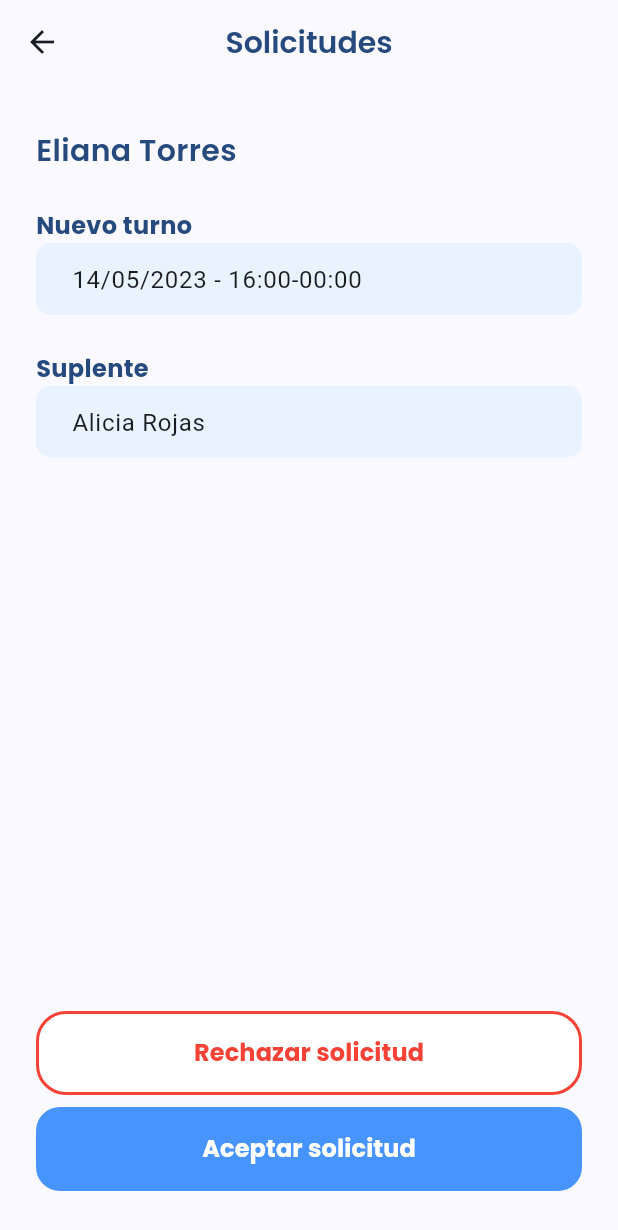
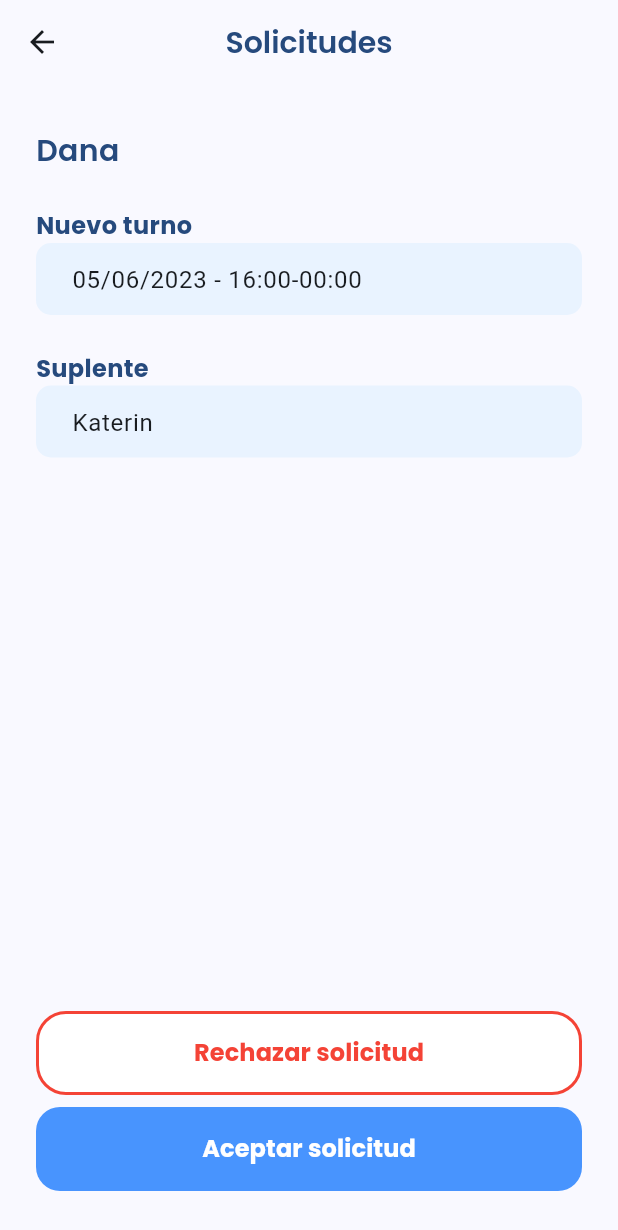
Before and after one commit to lucas1619/calenurse_app, a Flutter app: the ScheduleRequestDetail screen opened by its route, on a phone screen of 412 x 824 dp. Shown: the top 1230 px of the screen. Run offline on Flutter 3.47's test engine with Material 3 defaults, Android fonts, the phone set to English and light mode, and no system bars; our stand-ins replace date_picker_timeline, google_fonts, google_nav_bar.

Commit message:
solicitud_cambio

```diff
--- a/lib/components/card/schedule_boss_card.dart
+++ b/lib/components/card/schedule_boss_card.dart
@@ -14,7 +14,7 @@ class ScheduleBossCard extends StatelessWidget {
         borderSide: BorderSide.none,
       ),
       title: const Text(
-        'Eliana Torres',
+        'Dana',
         style: TextStyle(
           color: Color(0xFF264A7D),
           fontSize: 13,
--- a/lib/pages/schedule/schedule_boss_so_tab.dart
+++ b/lib/pages/schedule/schedule_boss_so_tab.dart
@@ -31,7 +31,7 @@ class _ScheduleBossSolsTabState extends State<ScheduleBossSolsTab> {
               child: ListView.separated(
                 itemBuilder: (context, i) => const ScheduleBossCard(),
                 separatorBuilder: (_, __) => const SizedBox(height: 10),
-                itemCount: 5,
+                itemCount: 1,
               ),
             )
           ],
--- a/lib/pages/schedule/schedule_request_detail.dart
+++ b/lib/pages/schedule/schedule_request_detail.dart
@@ -12,8 +12,8 @@ class _ScheduleRequestDetailState extends State<ScheduleRequestDetail> {
   final lastScheduleCtrl =
       TextEditingController(text: '13/05/2023 - 00:00-08:00');
   final newScheduleCtrl =
-      TextEditingController(text: '14/05/2023 - 16:00-00:00');
-  final standCtrl = TextEditingController(text: 'Alicia Rojas');
+      TextEditingController(text: '05/06/2023 - 16:00-00:00');
+  final standCtrl = TextEditingController(text: 'Katerin');
 
   @override
   Widget build(BuildContext context) {
@@ -36,7 +36,7 @@ class _ScheduleRequestDetailState extends State<ScheduleRequestDetail> {
           crossAxisAlignment: CrossAxisAlignment.start,
           children: [
             const Text(
-              'Eliana Torres',
+              'Dana',
               style: TextStyle(
                 color: Color(0xFF264A7D),
                 fontSize: 20,
```
